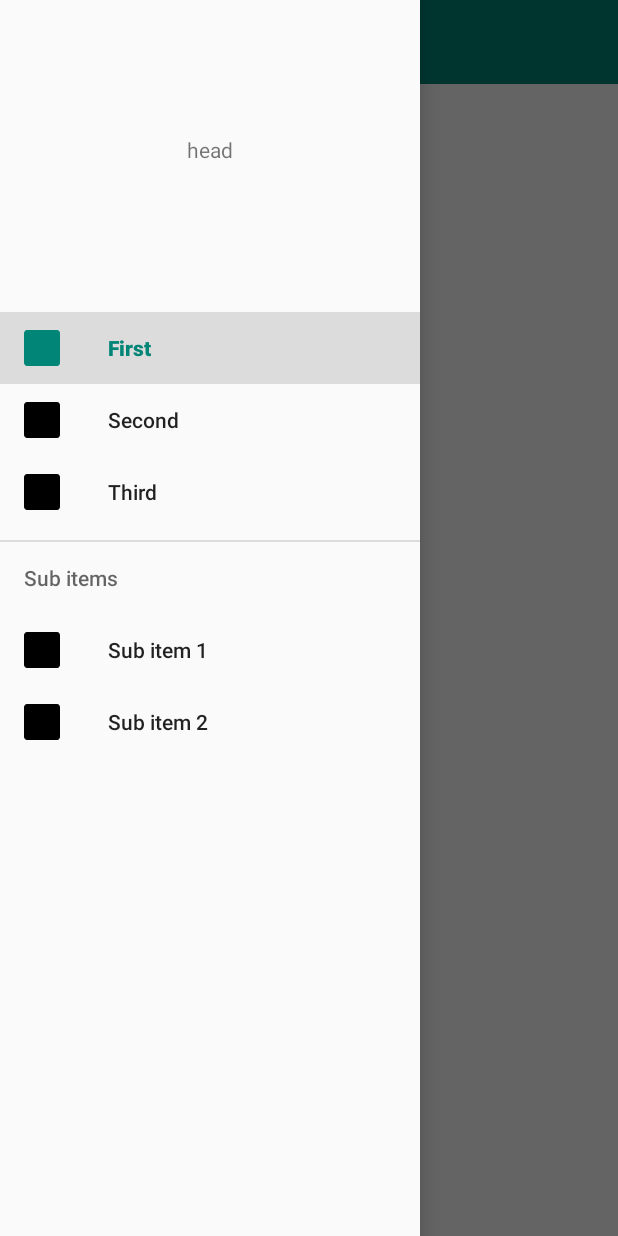
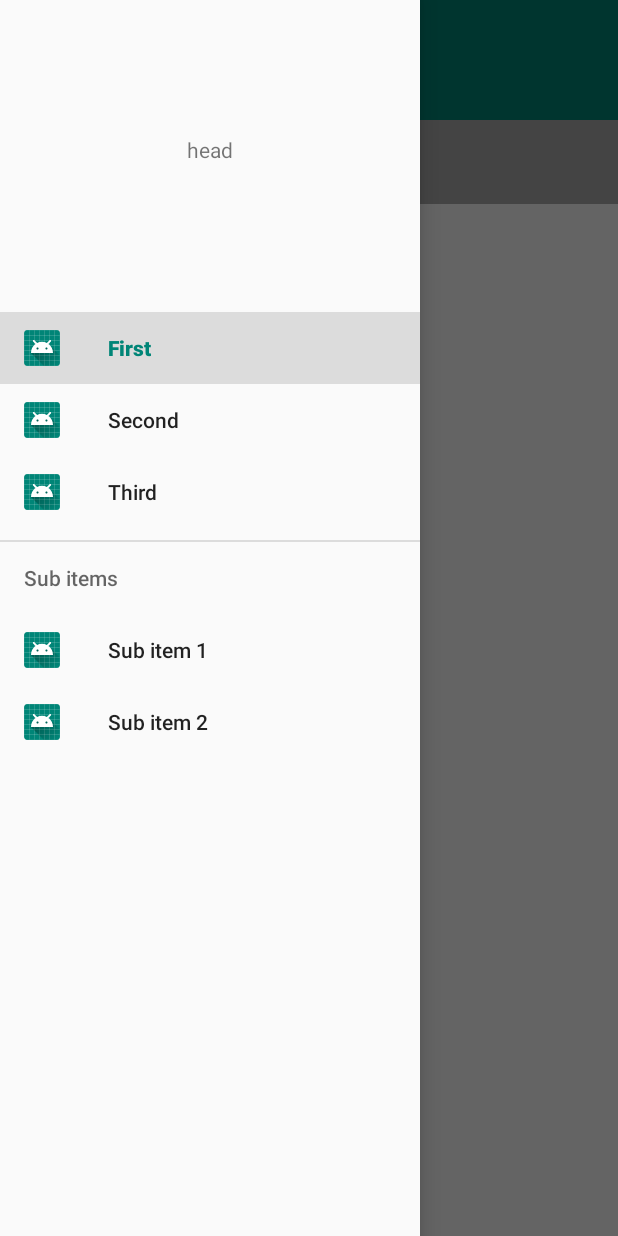
Before and after one commit to xiaozhuazheng/SunnyWeather, an Android app: the screen it shows after launch (MainActivity), with the side drawer open, on a phone screen of 412 x 824 dp. Run offline under Robolectric (Android 15) with nearby library versions, the phone set to English and light mode, and no system bars.

Commit message:
修复drawerlayout与状态栏的沉浸式

```diff
--- a/app/src/main/java/com/azheng/sunnyweather/ui/BaseActivity.java
+++ b/app/src/main/java/com/azheng/sunnyweather/ui/BaseActivity.java
@@ -4,9 +4,11 @@ import android.graphics.Color;
 import android.os.Build;
 import android.os.Bundle;
 import android.support.v7.app.AppCompatActivity;
+import android.support.v7.widget.Toolbar;
 import android.view.View;
 
 public class BaseActivity extends AppCompatActivity {
+    public Toolbar mToolBar;
 
     @Override
     protected void onCreate(Bundle savedInstanceState) {
--- a/app/src/main/java/com/azheng/sunnyweather/ui/MainActivity.java
+++ b/app/src/main/java/com/azheng/sunnyweather/ui/MainActivity.java
@@ -1,24 +1,25 @@
 package com.azheng.sunnyweather.ui;
 
+import android.graphics.Color;
 import android.os.Bundle;
 import android.support.annotation.NonNull;
 import android.support.design.widget.NavigationView;
+import android.support.v4.view.GravityCompat;
 import android.support.v4.widget.DrawerLayout;
-import android.support.v7.app.ActionBarDrawerToggle;
+import android.support.v7.app.ActionBar;
 import android.support.v7.widget.Toolbar;
 import android.view.Menu;
 import android.view.MenuItem;
 import android.widget.Toast;
 
 import com.azheng.sunnyweather.R;
+import com.azheng.sunnyweather.util.ToolUnit;
 
 import static com.azheng.sunnyweather.R.id.toolbar;
 
 public class MainActivity extends BaseActivity {
-    private Toolbar mToolBar;
     private DrawerLayout mDrawer;
     private NavigationView mNav;
-    private ActionBarDrawerToggle mToogle;
 
     @Override
     protected void onCreate(Bundle savedInstanceState) {
@@ -26,21 +27,60 @@ public class MainActivity extends BaseActivity {
         setContentView(R.layout.activity_main);
 
         mToolBar = findViewById(toolbar);
-        mToolBar.setTitle("BeiJing");
-        mToolBar.setNavigationIcon(R.mipmap.ic_launcher);
+
+        //避免toolbar被状态栏覆盖
+        int l = mToolBar.getPaddingLeft();
+        int h = mToolBar.getPaddingTop();
+        int r = mToolBar.getPaddingRight();
+        int b = mToolBar.getPaddingBottom();
+        int statusBarH = ToolUnit.getStatusBarHeight(this);
+        mToolBar.setPadding(l,h + statusBarH,r,b);
+
+        mToolBar.setTitle("北京");
+        mToolBar.setTitleTextColor(Color.WHITE);
         setSupportActionBar(mToolBar);
 
+        mToolBar.setNavigationIcon(R.drawable.icon_nav);
+        ActionBar actionBar = getSupportActionBar();
+        actionBar.setHomeAsUpIndicator(R.drawable.icon_nav);
+        actionBar.setDisplayHomeAsUpEnabled(true);
+
         mDrawer = findViewById(R.id.drawer);
-        mToogle = new ActionBarDrawerToggle(this, mDrawer, mToolBar, R.string.drawer_open, R.string.drawer_close);
+        //将侧边栏顶部延伸至status bar
+        mDrawer.setFitsSystemWindows(true);
+        //将主页面顶部延伸至status bar;虽默认为false,但经测试,DrawerLayout需显示设置
+        mDrawer.setClipToPadding(false);
 
         mNav = findViewById(R.id.nav_view);
-        mDrawer.addDrawerListener(mToogle);
+        mNav.setItemIconTintList(null);
+        setupDrawerContent(mNav);
+    }
+
+    private void setupDrawerContent(NavigationView mNav) {
         mNav.setNavigationItemSelectedListener(new NavigationView.OnNavigationItemSelectedListener() {
             @Override
             public boolean onNavigationItemSelected(@NonNull MenuItem menuItem) {
                 Toast.makeText(MainActivity.this,menuItem.getTitle(),Toast.LENGTH_SHORT).show();
+                menuItem.setChecked(true);
+                mDrawer.closeDrawers();
                 return true;
             }
         });
     }
+
+    @Override
+    public boolean onCreateOptionsMenu(Menu menu){
+        // Inflate the menu; this adds items to the action bar if it is present.
+        //getMenuInflater().inflate(R.menu.drawer_menu, menu);
+        return true;
+    }
+
+    @Override
+    public boolean onOptionsItemSelected(MenuItem item){
+        if(item.getItemId() == android.R.id.home){
+            mDrawer.openDrawer(GravityCompat.START);
+            return true ;
+        }
+        return super.onOptionsItemSelected(item);
+    }
 }
--- /dev/null
+++ b/app/src/main/java/com/azheng/sunnyweather/util/ToolUnit.java
@@ -0,0 +1,18 @@
+package com.azheng.sunnyweather.util;
+
+
+import android.content.Context;
+
+public class ToolUnit {
+    /**
+     * 获取状态栏高度
+     *
+     * @param context context
+     * @return 状态栏高度
+     */
+    public static int getStatusBarHeight(Context context) {
+        // 获得状态栏高度
+        int resourceId = context.getResources().getIdentifier("status_bar_height", "dimen", "android");
+        return context.getResources().getDimensionPixelSize(resourceId);
+    }
+}
--- a/app/src/main/res/layout/activity_main.xml
+++ b/app/src/main/res/layout/activity_main.xml
@@ -1,31 +1,34 @@
 <?xml version="1.0" encoding="utf-8"?>
 <android.support.v4.widget.DrawerLayout
     xmlns:android="http://schemas.android.com/apk/res/android"
-    xmlns:tools="http://schemas.android.com/tools"
     xmlns:app="http://schemas.android.com/apk/res-auto"
     android:id="@+id/drawer"
     android:layout_width="match_parent"
-    android:layout_height="match_parent"
-    tools:openDrawer="start">
+    android:layout_height="match_parent">
 
     <android.support.design.widget.CoordinatorLayout
         android:id="@+id/coordinator"
         android:layout_width="match_parent"
         android:layout_height="match_parent">
 
+        <LinearLayout
+            android:layout_width="match_parent"
+            android:layout_height="match_parent"
+            android:orientation="vertical">
+
             <android.support.v7.widget.Toolbar
                 android:id="@+id/toolbar"
                 android:layout_width="match_parent"
-            android:layout_height="?attr/actionBarSize"
+                android:layout_height="wrap_content"
+                android:minHeight="?attr/actionBarSize"
                 android:background="?attr/colorPrimary"
-            app:layout_scrollFlags="scroll|enterAlways"
-            app:tabIndicatorColor="@android:color/white"
-            app:tabIndicatorHeight="4dp"/>
+                app:layout_scrollFlags="scroll|enterAlways"/>
 
             <android.support.design.widget.TabLayout
                 android:id="@+id/tabLayout"
                 android:layout_width="match_parent"
                 android:layout_height="?attr/actionBarSize"
+                android:background="@android:color/darker_gray"
                 app:tabIndicatorColor="#fff"
                 app:tabIndicatorHeight="2dp" />
 
@@ -34,6 +37,8 @@
                 android:layout_width="match_parent"
                 android:layout_height="match_parent"/>
 
+        </LinearLayout>
+
     </android.support.design.widget.CoordinatorLayout>
 
     <android.support.design.widget.NavigationView
@@ -41,7 +46,6 @@
         android:layout_width="wrap_content"
         android:layout_height="match_parent"
         android:layout_gravity="start"
-        android:fitsSystemWindows="true"
         app:headerLayout="@layout/drawer_head"
         app:menu="@menu/drawer_menu"/>
 
```
Also changed, not shown: app/src/main/res/drawable-xxhdpi/icon_nav.png (added). Lines whose indentation alone changed are shown as unchanged.
